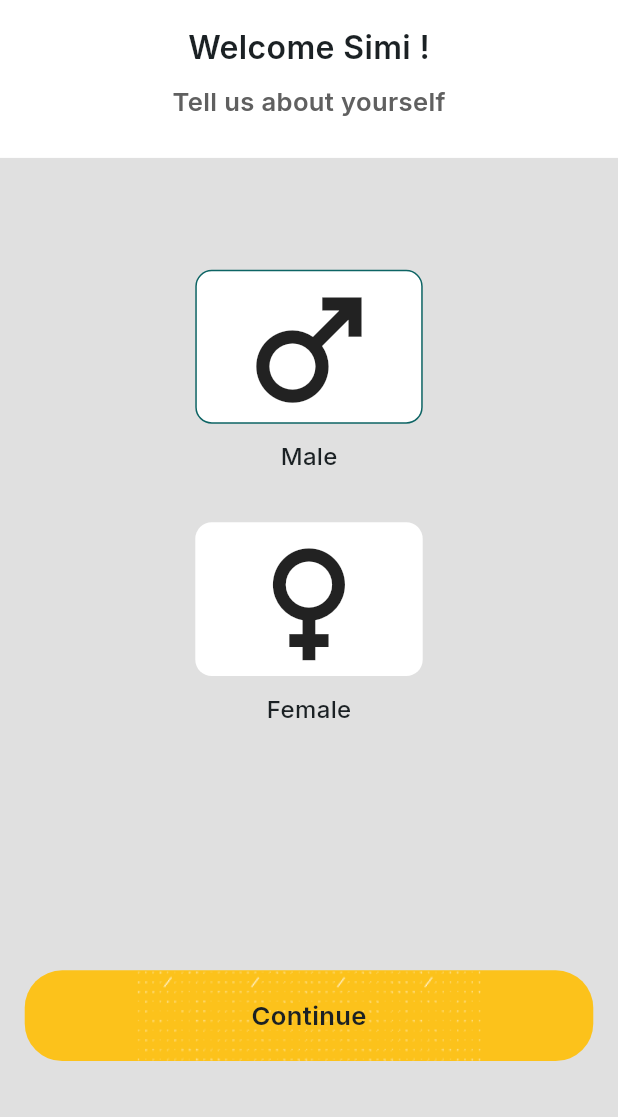
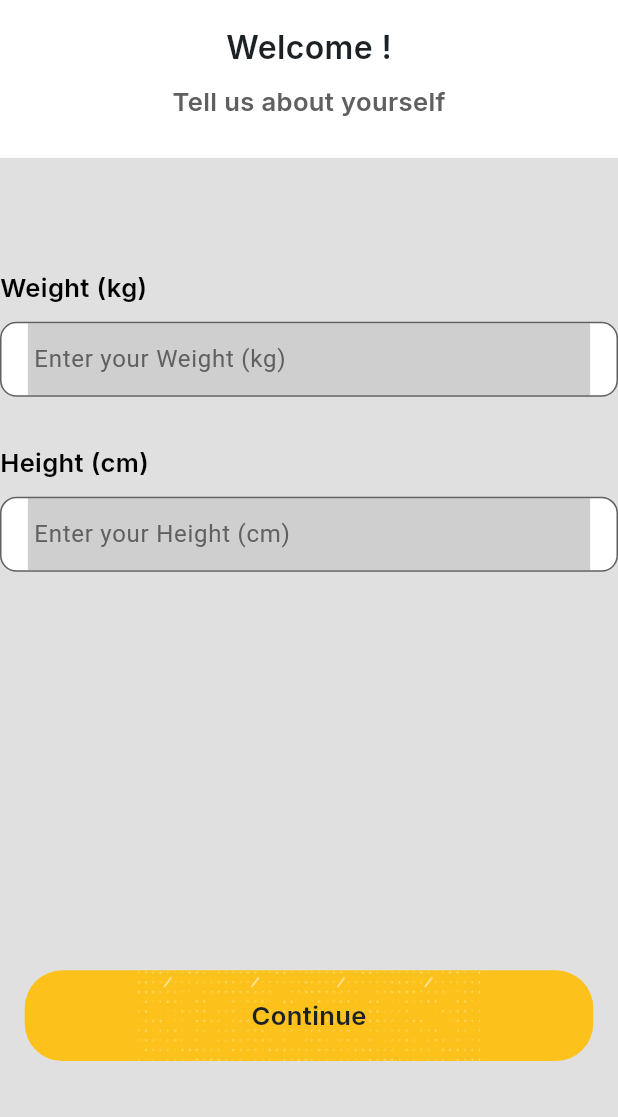
Before and after one commit to VDC2302/gymApp, a Flutter app: the OnboardingScreen screen opened by its route, on a phone screen of 412 x 824 dp, the part 119-1236 px from its top. Run offline on Flutter 3.47's test engine with Material 3 defaults, Android fonts, the phone set to English and light mode, and no system bars; drawn by our look-alikes of smooth_page_indicator; our stand-ins replace chewie, fl_chart, flutter_hooks, flutter_riverpod, flutter_svg, get and 3 more; accounts and stored records are empty; network calls fail.

Commit message:
update onboarding screen

```diff
--- a/lib/src/features/onboarding/presentation/screens/views/first_view.dart
+++ b/lib/src/features/onboarding/presentation/screens/views/first_view.dart
@@ -15,7 +15,8 @@ class FirstView extends ConsumerWidget {
 
   @override
   Widget build(BuildContext context, ref) {
-    final gender = ref.watch(onboardingProvider).gender;
+    final weightController = TextEditingController();
+    final heightController = TextEditingController();
 
     return Column(
       children: [
@@ -24,42 +25,50 @@ class FirstView extends ConsumerWidget {
           pageController: pageController,
         ),
         YBox(70.dy),
-        _buildGenderContainer(true, ref, isSelected: gender == Gender.male),
+        _buildInputField(
+          controller: weightController,
+          label: 'Weight (kg)',
+        ),
         YBox(30.dy),
-        _buildGenderContainer(false, ref, isSelected: gender == Gender.female),
+        _buildInputField(
+          controller: heightController,
+          label: 'Height (cm)',
+        ),
       ],
     );
   }
 
-  Widget _buildGenderContainer(bool isMale, WidgetRef ref,
-      {bool isSelected = false}) {
+  Widget _buildInputField({
+    required TextEditingController controller,
+    required String label,
+  }) {
     return Column(
+      crossAxisAlignment: CrossAxisAlignment.start, // Align label to the left
       children: [
-        GestureDetector(
-          onTap: () {
-            ref.read(onboardingProvider.notifier).selectGender(isMale);
-          },
-          child: Container(
-            height: 96.25.dy,
-            width: 138.dx,
-            // padding: EdgeInsets.all(11.dx),
-            decoration: BoxDecoration(
-              color: appColors.white,
-              borderRadius: BorderRadius.circular(11),
-              border: isSelected ? Border.all(color: appColors.green) : null,
-            ),
-            child: Icon(
-              isMale ? Icons.male : Icons.female,
-              size: 105.25,
-            ),
+        Text(
+          label, // Display the label text
+          style: TextStyle(
+            fontSize: 16.sp,
+            fontWeight: FontWeight.w600,
+            color: Colors.black, // Set label color to black
           ),
         ),
-        YBox(10.dy),
-        Text(
-          isMale ? 'Male' : 'Female',
-          style: TextStyle(
-            fontSize: 15.sp,
-            fontWeight: FontWeight.w500,
+        YBox(10.dy), // Add some space between the label and the input field
+        Container(
+          padding: EdgeInsets.symmetric(horizontal: 16.dx),
+          decoration: BoxDecoration(
+            color: appColors.white, // White background color
+            borderRadius: BorderRadius.circular(11),
+            border: Border.all(color: appColors.grey),
+          ),
+          child: TextField(
+            controller: controller,
+            keyboardType: TextInputType.number,
+            decoration: InputDecoration(
+              border: InputBorder.none,
+              hintText: 'Enter your $label',
+              hintStyle: TextStyle(color: appColors.grey), // Hint text style
+            ),
           ),
         ),
       ],
--- a/lib/src/features/onboarding/presentation/screens/views/views.dart
+++ b/lib/src/features/onboarding/presentation/screens/views/views.dart
@@ -1,7 +1,2 @@
 export 'first_view.dart';
 export 'second_view.dart';
-export 'third_view.dart';
-export 'fourth_view.dart';
-export 'fifth_view.dart';
-export 'sixth_view.dart';
-export 'seventh_view.dart';
--- a/lib/src/features/onboarding/presentation/screens/widgets/top_container.dart
+++ b/lib/src/features/onboarding/presentation/screens/widgets/top_container.dart
@@ -1,6 +1,9 @@
+import 'package:flutter_hooks/flutter_hooks.dart';
 import 'package:gymApp/src/shared/shared.dart';
 import 'package:flutter/material.dart';
 import 'package:flutter_svg/svg.dart';
+
+import '../../../../../shared/api/api_service.dart';
 
 class TopContainer extends StatelessWidget {
   final int currentPage;
@@ -15,6 +18,7 @@ class TopContainer extends StatelessWidget {
 
   @override
   Widget build(BuildContext context) {
+
     return Container(
       width: double.infinity,
       padding: EdgeInsets.symmetric(vertical: 15.dy),
@@ -23,7 +27,7 @@ class TopContainer extends StatelessWidget {
           ? Column(
               children: [
                 Text(
-                  'Welcome Simi !',
+                  'Welcome !',
                   style: TextStyle(
                     fontSize: 20.sp,
                     fontWeight: FontWeight.w600,
@@ -60,14 +64,14 @@ class TopContainer extends StatelessWidget {
                     const Spacer(flex: 2),
                     Text(
                       currentPage == 1
-                          ? 'How old are you ?'
-                          : 'abc',
+                          ? 'Set Your Activity Levels'
+                          : '',
                       style: TextStyle(
                         fontSize: 20.sp,
                         fontWeight: FontWeight.w600,
                       ),
                     ),
-                    const Spacer(flex: 3),
+                    const Spacer(flex: 4),
                   ],
                 ),
               ],
```
Also changed, not shown: lib/src/features/home/presentation/views/home_view.dart (+4 -4 lines), lib/src/features/onboarding/presentation/screens/views/fifth_view.dart (deleted, +0 -48 lines), lib/src/features/onboarding/presentation/screens/views/fourth_view.dart (deleted, +0 -47 lines), lib/src/features/onboarding/presentation/screens/views/second_view.dart (+6 -6 lines), lib/src/features/onboarding/presentation/screens/views/seventh_view.dart (deleted, +0 -26 lines), lib/src/features/onboarding/presentation/screens/views/sixth_view.dart (deleted, +0 -47 lines), lib/src/features/onboarding/presentation/screens/views/third_view.dart (deleted, +0 -47 lines), lib/src/features/onboarding/presentation/view_models/onboarding_viewmodel.dart (+4 -54 lines).
